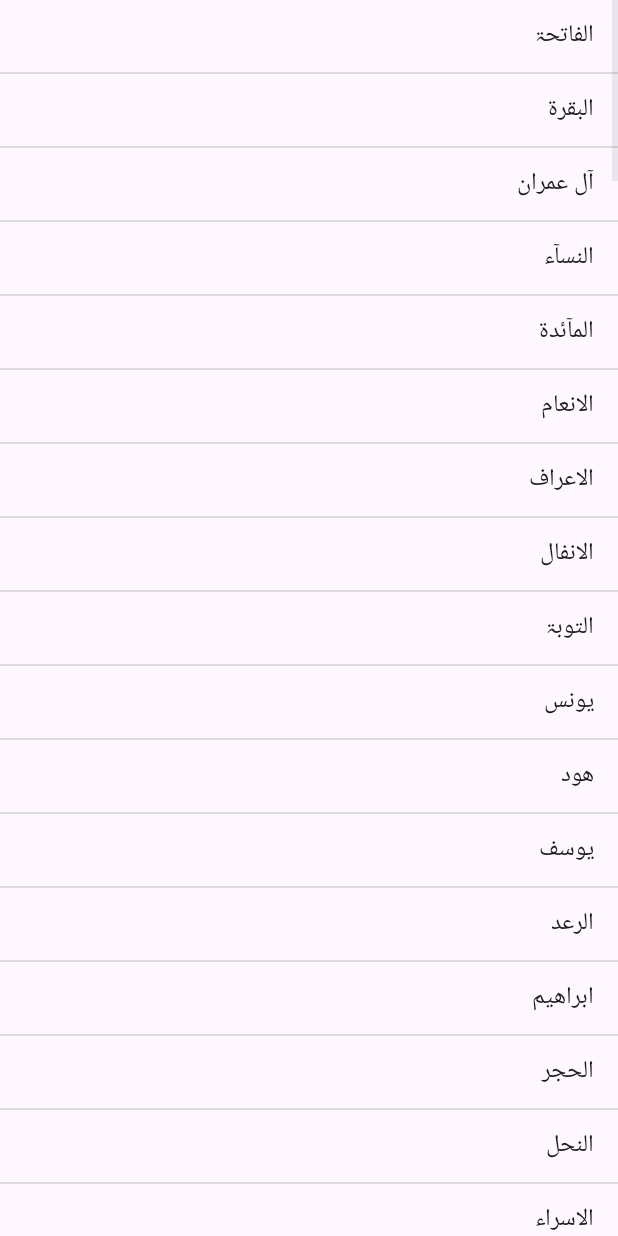
After one commit to seeratfatima19/QuranApp, an Android app: the SurahNamesActivity screen opened directly, with no data from a screen before it, on a phone screen of 412 x 824 dp. The commit adds this screen. Run offline under Robolectric (Android 15) with nearby library versions, the phone set to English and light mode, and no system bars.

Commit message:
surah names displayed

```diff
--- a/app/src/main/AndroidManifest.xml
+++ b/app/src/main/AndroidManifest.xml
@@ -10,6 +10,12 @@
         android:supportsRtl="true"
         android:theme="@style/Theme.QuranMajeed"
         tools:targetApi="31">
+        <activity
+            android:name=".TakeAyat"
+            android:exported="false" />
+        <activity
+            android:name=".SurahNamesActivity"
+            android:exported="false" />
         <activity
             android:name=".QuranActivity"
             android:exported="false"
--- a/app/src/main/java/com/example/quranmajeed/QDH.java
+++ b/app/src/main/java/com/example/quranmajeed/QDH.java
@@ -1,5 +1,6 @@
-package haqnawaz.org.navigationdrawer;
-
+//package haqnawaz.org.navigationdrawer;
+package com.example.quranmajeed;
+import java.util.ArrayList;
 import java.util.List;
 
 
@@ -566,9 +567,9 @@ public class QDH {
         return surahAyatCount[surahNumber];
     }
 
-    public List<String> GetSurahNames() {
-        List<String> list = null;
-        for (int index = 0; index < urduSurahNames.length; ++index)
+    public ArrayList<String> GetSurahNames() {
+        ArrayList<String> list = new ArrayList<>();
+        for(int index = 0; index < urduSurahNames.length; ++index)
             list.add(urduSurahNames[index]);
         return list;
     }
--- /dev/null
+++ b/app/src/main/java/com/example/quranmajeed/SurahNamesActivity.java
@@ -0,0 +1,32 @@
+package com.example.quranmajeed;
+
+import androidx.appcompat.app.AppCompatActivity;
+
+import android.os.Bundle;
+import android.widget.ArrayAdapter;
+import android.widget.ListView;
+
+import java.util.ArrayList;
+
+public class SurahNamesActivity extends AppCompatActivity {
+
+    ArrayList<String> ar = new ArrayList<>();
+    ListView list;
+
+    @Override
+    protected void onCreate(Bundle savedInstanceState) {
+        super.onCreate(savedInstanceState);
+        setContentView(R.layout.activity_surah_names);
+
+        QDH qdh = new QDH();
+        ar = qdh.GetSurahNames();
+
+        for(int i=0;i<ar.size();i++) {
+            System.out.println(ar.get(i).toString());
+        }
+        list = findViewById(R.id.surahNameView);
+
+        ArrayAdapter arrayAdapter=new ArrayAdapter<>(this,android.R.layout.simple_list_item_1,ar);
+        list.setAdapter(arrayAdapter);
+    }
+}
--- /dev/null
+++ b/app/src/main/res/layout/activity_surah_names.xml
@@ -0,0 +1,17 @@
+<?xml version="1.0" encoding="utf-8"?>
+<androidx.constraintlayout.widget.ConstraintLayout xmlns:android="http://schemas.android.com/apk/res/android"
+    xmlns:app="http://schemas.android.com/apk/res-auto"
+    xmlns:tools="http://schemas.android.com/tools"
+    android:layout_width="match_parent"
+    android:layout_height="match_parent"
+    tools:context=".SurahNamesActivity">
+
+
+
+        <ListView
+            android:id="@+id/surahNameView"
+            android:layout_width="match_parent"
+            android:layout_height="wrap_content"
+        />
+
+</androidx.constraintlayout.widget.ConstraintLayout>
```
Also changed, not shown: app/src/main/java/com/example/quranmajeed/QuranActivity.java (+25 -0 lines), app/src/main/java/com/example/quranmajeed/TakeAyat.java (added, +14 -0 lines), app/src/main/res/layout/activity_quran.xml (+17 -7 lines), app/src/main/res/layout/activity_take_ayat.xml (added, +17 -0 lines).
